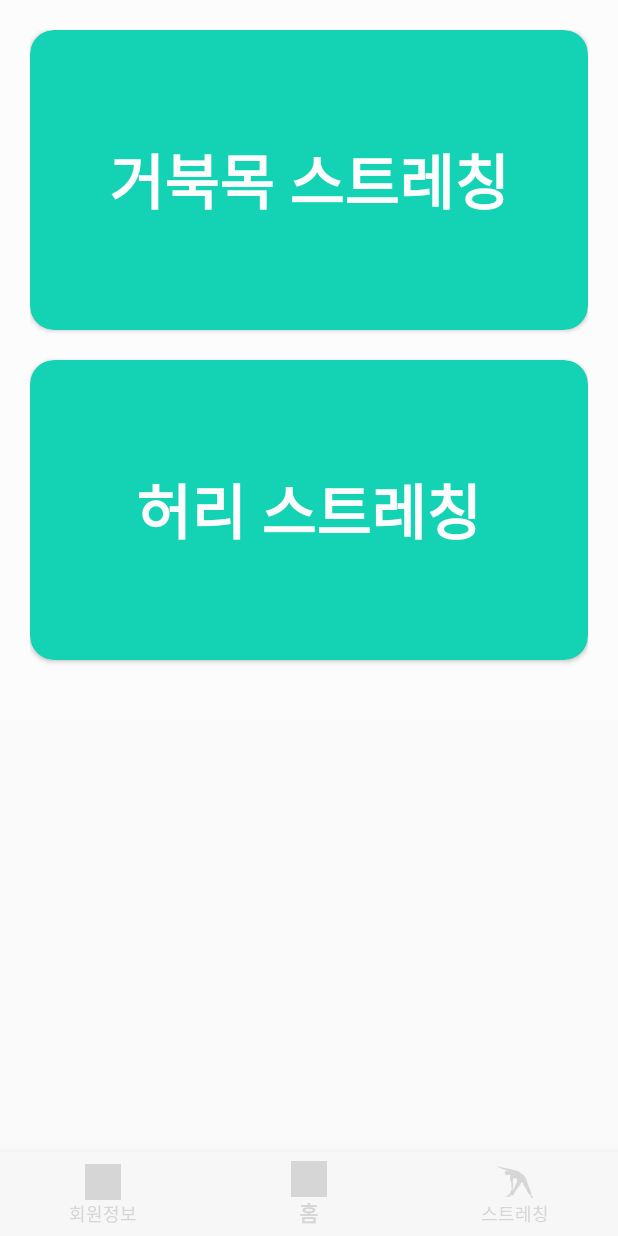
After one commit to snilsnil/homework_android, an Android app: the fragment Streching placed in its activity, on a phone screen of 412 x 824 dp. The commit adds this screen. Run offline under Robolectric (Android 15) with nearby library versions, the phone set to English and light mode, and no system bars; 2 statements that could not run were skipped; grey boxes are pictures that could not be loaded.

Commit message:
add streching

```diff
--- a/app/src/main/AndroidManifest.xml
+++ b/app/src/main/AndroidManifest.xml
@@ -20,6 +20,10 @@
                 <category android:name="android.intent.category.LAUNCHER" />
             </intent-filter>
         </activity>
+
+        <activity android:name="com.appsnipp.homedesign2.Neckstreching" />
+        <activity android:name="com.appsnipp.homedesign2.Waiststreching" />
+
     </application>
 
 </manifest>
--- /dev/null
+++ b/app/src/main/java/com/appsnipp/homedesign2/Streching.java
@@ -0,0 +1,41 @@
+package com.appsnipp.homedesign2;
+
+import android.content.Intent;
+import android.os.Bundle;
+import android.view.LayoutInflater;
+import android.view.View;
+import android.view.ViewGroup;
+import androidx.annotation.NonNull;
+import androidx.annotation.Nullable;
+import androidx.cardview.widget.CardView;
+import androidx.fragment.app.Fragment;
+
+import com.example.namespace.R;
+
+public class Streching extends Fragment {
+    CardView neck, waist, shoulder;
+
+    public View onCreateView(@NonNull LayoutInflater inflater,
+                             @Nullable ViewGroup container,
+                             @Nullable Bundle savedInstanceState) {
+
+        View v = inflater.inflate(R.layout.streching, container, false);
+
+        neck = v.findViewById(R.id.neck);
+        waist = v.findViewById(R.id.waist);
+
+        neck.setOnClickListener(view -> {
+            Intent intent = new Intent(getActivity(), Neckstreching.class);
+            startActivity(intent);
+        });
+
+        waist.setOnClickListener(view -> {
+            Intent intent = new Intent(getActivity(), Waiststreching.class);
+            startActivity(intent);
+
+        });
+
+
+        return v;
+    }
+}
--- /dev/null
+++ b/app/src/main/res/layout/streching.xml
@@ -0,0 +1,58 @@
+<androidx.core.widget.NestedScrollView xmlns:android="http://schemas.android.com/apk/res/android"
+    xmlns:app="http://schemas.android.com/apk/res-auto"
+    style="@style/parent.contentLayout"
+    android:fillViewport="true"
+    android:layout_width="match_parent"
+    android:layout_height="match_parent"
+    android:orientation="vertical"
+    android:paddingBottom="@dimen/activity_vertical_margin"
+    android:paddingLeft="@dimen/activity_horizontal_margin"
+    android:paddingRight="@dimen/activity_horizontal_margin"
+    android:paddingTop="@dimen/activity_vertical_margin">
+
+    <LinearLayout
+        android:layout_width="match_parent"
+        android:layout_height="wrap_content"
+        android:orientation="vertical">
+
+        <androidx.cardview.widget.CardView
+            android:id="@+id/neck"
+            android:layout_width="match_parent"
+            android:layout_height="wrap_content"
+            android:layout_marginBottom="20dp"
+            android:minHeight="200dp"
+            app:cardBackgroundColor="@color/designMainColor"
+            app:cardCornerRadius="16dp"
+            app:cardPreventCornerOverlap="false">
+            <TextView
+                android:layout_width="wrap_content"
+                android:layout_height="wrap_content"
+                android:layout_gravity="center"
+                android:text="거북목 스트레칭"
+                android:textColor="@color/whiteBodyColor"
+                android:textSize="40sp"
+                android:textStyle="bold" />
+        </androidx.cardview.widget.CardView>
+
+        <androidx.cardview.widget.CardView
+            android:id="@+id/waist"
+            android:layout_width="match_parent"
+            android:layout_height="wrap_content"
+            android:layout_marginBottom="20dp"
+            android:minHeight="200dp"
+            app:cardBackgroundColor="@color/designMainColor"
+            app:cardCornerRadius="16dp"
+            app:cardPreventCornerOverlap="false">
+            <TextView
+                android:layout_width="wrap_content"
+                android:layout_height="wrap_content"
+                android:layout_gravity="center"
+                android:text="허리 스트레칭"
+                android:textColor="@color/whiteBodyColor"
+                android:textSize="40sp"
+                android:textStyle="bold" />
+        </androidx.cardview.widget.CardView>
+
+    </LinearLayout>
+
+</androidx.core.widget.NestedScrollView>
```
Also changed, not shown: app/src/main/java/com/appsnipp/homedesign2/MainActivity.java (+14 -0 lines), app/src/main/java/com/appsnipp/homedesign2/Neckstreching.java (added, +21 -0 lines), app/src/main/java/com/appsnipp/homedesign2/Waiststreching.java (added, +23 -0 lines), app/src/main/res/layout/neckstreching.xml (added, +165 -0 lines), app/src/main/res/layout/waiststreching.xml (added, +155 -0 lines), app/src/main/res/drawable/st1.png (added), app/src/main/res/drawable/st2.png (added), app/src/main/res/drawable/st3.png (added), app/src/main/res/drawable/st4.png (added), app/src/main/res/drawable/st5.png (added), app/src/main/res/drawable/st6.png (added).
